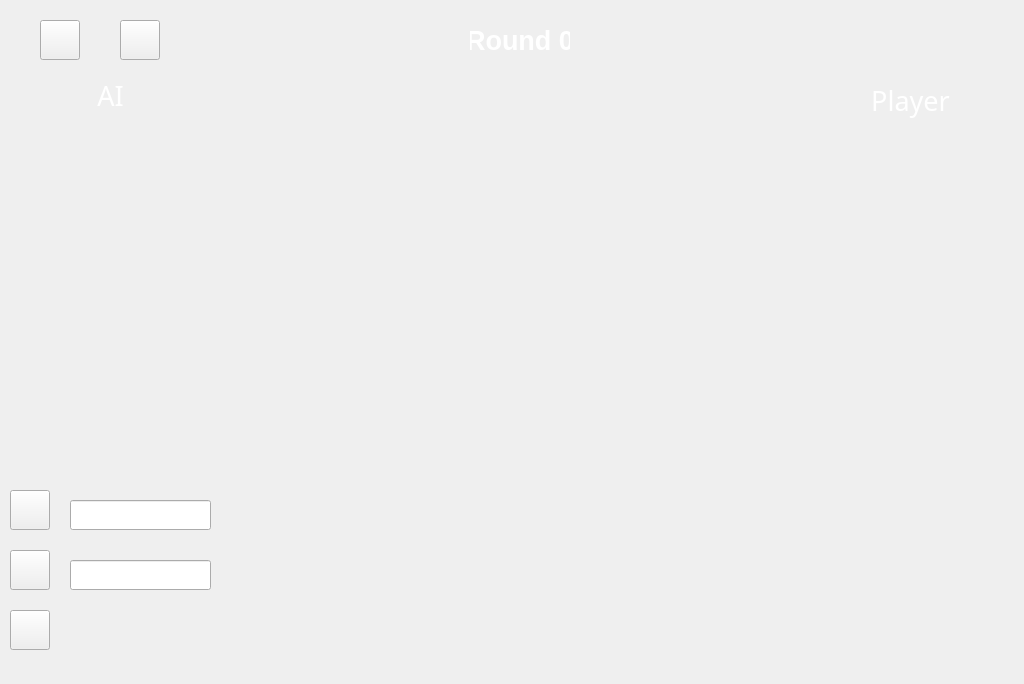
First picture: the form in lib/human/part_humanvsai.ui, repository woinck/DS15-dev, before the edit.
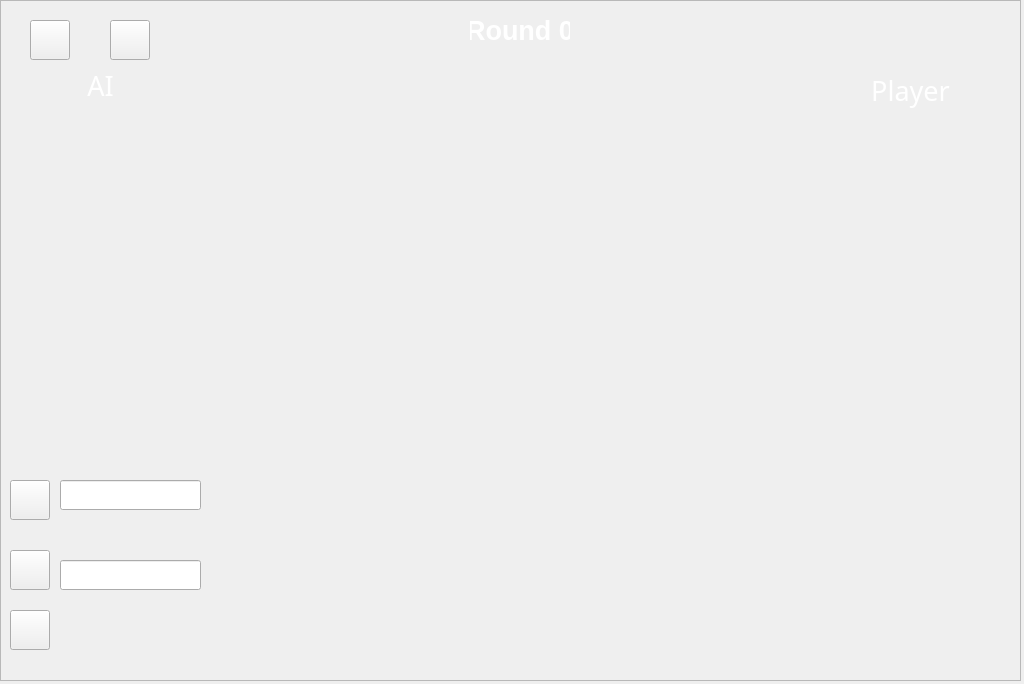
Second picture: the form after the edit.

```diff
--- a/lib/human/part_humanvsai.ui
+++ b/lib/human/part_humanvsai.ui
@@ -13,11 +13,52 @@
   <property name="windowTitle">
    <string>Form</string>
   </property>
+  <widget class="QFrame" name="backFrame">
+   <property name="geometry">
+    <rect>
+     <x>0</x>
+     <y>0</y>
+     <width>1021</width>
+     <height>681</height>
+    </rect>
+   </property>
+   <property name="frameShape">
+    <enum>QFrame::StyledPanel</enum>
+   </property>
+   <property name="frameShadow">
+    <enum>QFrame::Raised</enum>
+   </property>
+   <widget class="QPushButton" name="returnButton">
+    <property name="geometry">
+     <rect>
+      <x>30</x>
+      <y>20</y>
+      <width>40</width>
+      <height>40</height>
+     </rect>
+    </property>
+    <property name="text">
+     <string/>
+    </property>
+   </widget>
+   <widget class="QPushButton" name="helpButton">
+    <property name="geometry">
+     <rect>
+      <x>110</x>
+      <y>20</y>
+      <width>40</width>
+      <height>40</height>
+     </rect>
+    </property>
+    <property name="text">
+     <string/>
+    </property>
+   </widget>
   <widget class="QPushButton" name="aiButton">
    <property name="geometry">
     <rect>
      <x>10</x>
-     <y>490</y>
+      <y>480</y>
      <width>40</width>
      <height>40</height>
     </rect>
@@ -29,8 +70,8 @@
   <widget class="QLineEdit" name="info_ai">
    <property name="geometry">
     <rect>
-     <x>70</x>
-     <y>500</y>
+      <x>60</x>
+      <y>480</y>
      <width>141</width>
      <height>30</height>
     </rect>
@@ -64,7 +105,7 @@
   <widget class="QLineEdit" name="info_map">
    <property name="geometry">
     <rect>
-     <x>70</x>
+      <x>60</x>
      <y>560</y>
      <width>141</width>
      <height>30</height>
@@ -77,17 +118,6 @@
     </sizepolicy>
    </property>
   </widget>
-  <widget class="QWidget" name="verticalLayoutWidget_2">
-   <property name="geometry">
-    <rect>
-     <x>830</x>
-     <y>140</y>
-     <width>181</width>
-     <height>431</height>
-    </rect>
-   </property>
-   <layout class="QVBoxLayout" name="verticalLayout_2"/>
-  </widget>
   <widget class="QPushButton" name="startButton">
    <property name="geometry">
     <rect>
@@ -101,107 +131,33 @@
     <string/>
    </property>
   </widget>
-  <widget class="QPushButton" name="returnButton">
-   <property name="geometry">
-    <rect>
-     <x>40</x>
-     <y>20</y>
-     <width>40</width>
-     <height>40</height>
-    </rect>
-   </property>
-   <property name="text">
-    <string/>
-   </property>
-  </widget>
   <widget class="QWidget" name="verticalLayoutWidget_3">
    <property name="geometry">
     <rect>
-     <x>230</x>
-     <y>80</y>
+      <x>220</x>
+      <y>70</y>
      <width>591</width>
      <height>531</height>
     </rect>
    </property>
    <layout class="QVBoxLayout" name="verticalLayout_3"/>
   </widget>
-  <widget class="QPushButton" name="helpButton">
+   <widget class="QWidget" name="verticalLayoutWidget_2">
    <property name="geometry">
     <rect>
-     <x>120</x>
-     <y>20</y>
-     <width>40</width>
-     <height>40</height>
-    </rect>
-   </property>
-   <property name="text">
-    <string/>
-   </property>
-  </widget>
-  <widget class="QLabel" name="label">
-   <property name="geometry">
-    <rect>
-     <x>60</x>
-     <y>80</y>
-     <width>101</width>
-     <height>31</height>
-    </rect>
-   </property>
-   <property name="palette">
-    <palette>
-     <active>
-      <colorrole role="WindowText">
-       <brush brushstyle="SolidPattern">
-        <color alpha="255">
-         <red>255</red>
-         <green>255</green>
-         <blue>255</blue>
-        </color>
-       </brush>
-      </colorrole>
-     </active>
-     <inactive>
-      <colorrole role="WindowText">
-       <brush brushstyle="SolidPattern">
-        <color alpha="255">
-         <red>255</red>
-         <green>255</green>
-         <blue>255</blue>
-        </color>
-       </brush>
-      </colorrole>
-     </inactive>
-     <disabled>
-      <colorrole role="WindowText">
-       <brush brushstyle="SolidPattern">
-        <color alpha="255">
-         <red>120</red>
-         <green>120</green>
-         <blue>120</blue>
-        </color>
-       </brush>
-      </colorrole>
-     </disabled>
-    </palette>
-   </property>
-   <property name="font">
-    <font>
-     <family>SimHei</family>
-     <pointsize>20</pointsize>
-    </font>
-   </property>
-   <property name="text">
-    <string>AI</string>
-   </property>
-   <property name="alignment">
-    <set>Qt::AlignCenter</set>
-   </property>
+      <x>830</x>
+      <y>120</y>
+      <width>181</width>
+      <height>431</height>
+     </rect>
+    </property>
+    <layout class="QVBoxLayout" name="verticalLayout_2"/>
   </widget>
   <widget class="QLabel" name="playerLabel">
    <property name="geometry">
     <rect>
      <x>830</x>
-     <y>80</y>
+      <y>70</y>
      <width>161</width>
      <height>41</height>
     </rect>
@@ -256,11 +212,70 @@
     <set>Qt::AlignCenter</set>
    </property>
   </widget>
+   <widget class="QLabel" name="label">
+    <property name="geometry">
+     <rect>
+      <x>50</x>
+      <y>70</y>
+      <width>101</width>
+      <height>31</height>
+     </rect>
+    </property>
+    <property name="palette">
+     <palette>
+      <active>
+       <colorrole role="WindowText">
+        <brush brushstyle="SolidPattern">
+         <color alpha="255">
+          <red>255</red>
+          <green>255</green>
+          <blue>255</blue>
+         </color>
+        </brush>
+       </colorrole>
+      </active>
+      <inactive>
+       <colorrole role="WindowText">
+        <brush brushstyle="SolidPattern">
+         <color alpha="255">
+          <red>255</red>
+          <green>255</green>
+          <blue>255</blue>
+         </color>
+        </brush>
+       </colorrole>
+      </inactive>
+      <disabled>
+       <colorrole role="WindowText">
+        <brush brushstyle="SolidPattern">
+         <color alpha="255">
+          <red>120</red>
+          <green>120</green>
+          <blue>120</blue>
+         </color>
+        </brush>
+       </colorrole>
+      </disabled>
+     </palette>
+    </property>
+    <property name="font">
+     <font>
+      <family>SimHei</family>
+      <pointsize>20</pointsize>
+     </font>
+    </property>
+    <property name="text">
+     <string>AI</string>
+    </property>
+    <property name="alignment">
+     <set>Qt::AlignCenter</set>
+    </property>
+   </widget>
   <widget class="QLabel" name="roundLabel">
    <property name="geometry">
     <rect>
      <x>470</x>
-     <y>20</y>
+      <y>10</y>
      <width>100</width>
      <height>40</height>
     </rect>
@@ -321,6 +336,7 @@
    <property name="alignment">
     <set>Qt::AlignCenter</set>
    </property>
+   </widget>
   </widget>
  </widget>
  <resources/>
```
Lines whose indentation alone changed are shown as unchanged.
